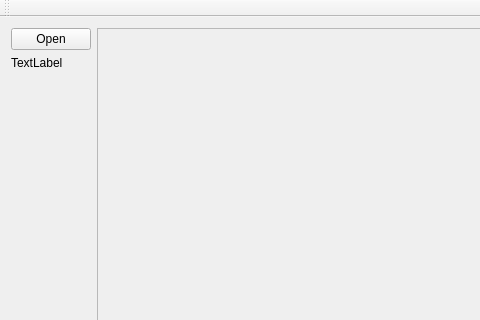
This is mainwindow.ui in jooooow/Cloudisk as Qt 5 draws it before an edit; both pictures show x 0 to 480 and y 0 to 320 of the 848 by 578 pixel window. The edited form follows.
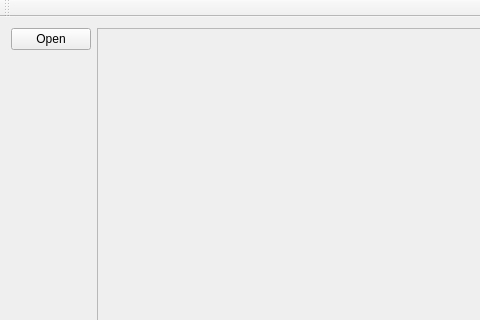
This is the edited form.

```diff
--- a/mainwindow.ui
+++ b/mainwindow.ui
@@ -10,6 +10,12 @@
     <height>578</height>
    </rect>
   </property>
+  <property name="minimumSize">
+   <size>
+    <width>0</width>
+    <height>0</height>
+   </size>
+  </property>
   <property name="windowTitle">
    <string>MainWindow</string>
   </property>
@@ -24,13 +30,6 @@
         </property>
        </widget>
       </item>
-      <item>
-       <widget class="QLabel" name="label">
-        <property name="text">
-         <string>TextLabel</string>
-        </property>
-       </widget>
-      </item>
       <item>
        <spacer name="verticalSpacer">
         <property name="orientation">
```
Left out of the diff: 6 changed lines with no effect on the pictures.
